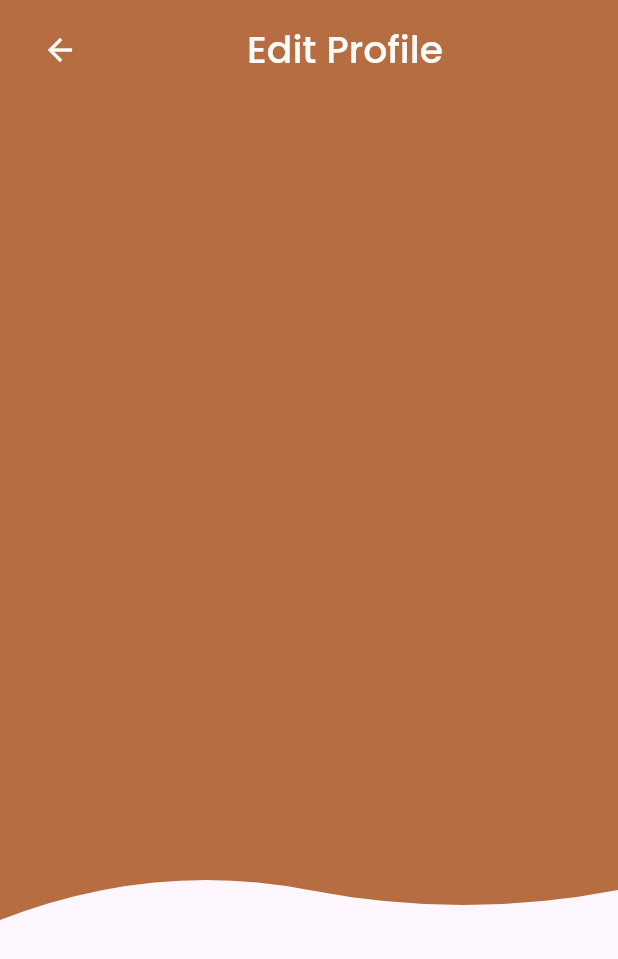
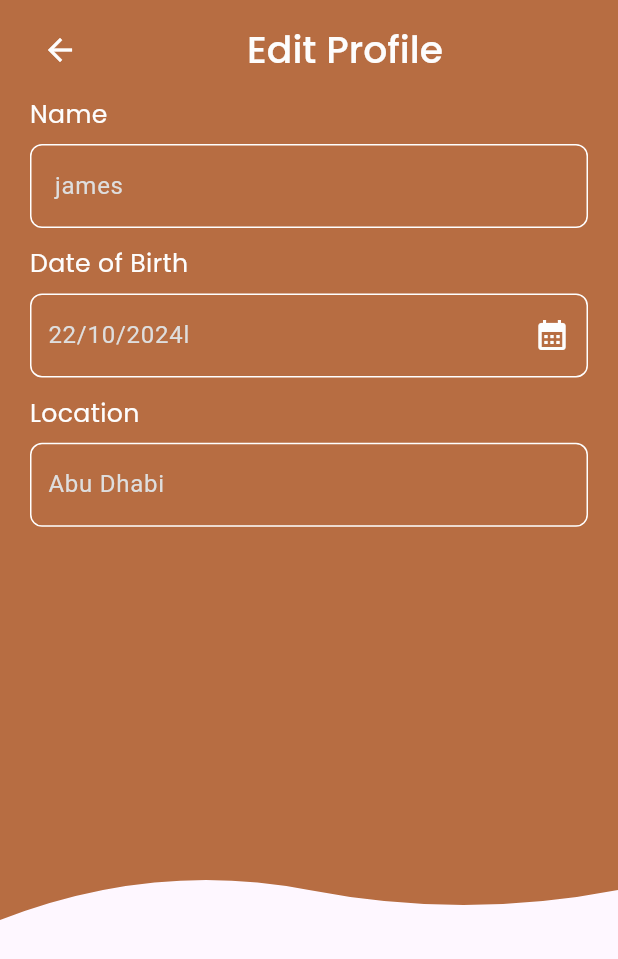
Before and after one commit to Masumraj1/barber_time, a Flutter app: the EditOwnerProfile screen opened by its route, on a phone screen of 412 x 824 dp. Shown: the top 959 px of the screen. Run offline on Flutter 3.47's test engine with Material 3 defaults, Android fonts, the phone set to English and light mode, and no system bars; our stand-ins replace cached_network_image, flutter_screenutil, flutter_spinkit, flutter_svg, fluttertoast, get and 6 more; accounts and stored records are empty.

Commit message:
edit profile some changes

```diff
--- a/lib/app/view/common_widgets/custom_from_card/custom_from_card.dart
+++ b/lib/app/view/common_widgets/custom_from_card/custom_from_card.dart
@@ -13,7 +13,9 @@ class CustomFromCard extends StatelessWidget {
   final bool isPassword;
   final bool isRead;
   final bool? isBgColor;
+  final bool? isBorderColor;
   final int? maxLine;
+  final Widget? suffixIcon;
 
   const CustomFromCard({
     super.key,
@@ -24,7 +26,7 @@ class CustomFromCard extends StatelessWidget {
     this.isRead = false,
     this.hinText,
     this.maxLine,
-    this.isBgColor = false,
+    this.isBgColor = false, this.isBorderColor = false, this.suffixIcon,
   });
 
   @override
@@ -40,6 +42,7 @@ class CustomFromCard extends StatelessWidget {
           bottom: 8,
         ),
         CustomTextField(
+          suffixIcon: suffixIcon,
           maxLines: isPassword ? 1 : (maxLine ?? 1),
           // Ensure single line for password
           hintStyle: const TextStyle(color: AppColors.gray300),
@@ -49,10 +52,13 @@ class CustomFromCard extends StatelessWidget {
           textEditingController: controller,
           hintText: hinText,
           inputTextStyle: const TextStyle(color: AppColors.whiteColor),
-          fillColor: isBgColor == true ? AppColors.black : AppColors.white50,
-          fieldBorderColor: AppColors.f32Color,
+          fillColor: isBgColor == true ? AppColors.normalHover : AppColors
+              .white50,
+          fieldBorderColor: isBorderColor == true
+              ? AppColors.primary
+              : AppColors.f32Color,
           keyboardType:
-              isPassword ? TextInputType.visiblePassword : TextInputType.text,
+          isPassword ? TextInputType.visiblePassword : TextInputType.text,
         ),
         SizedBox(height: 12.h,)
       ],
--- a/lib/app/view/screens/owner/owner_profile/personal_info/edit_owner_profile.dart
+++ b/lib/app/view/screens/owner/owner_profile/personal_info/edit_owner_profile.dart
@@ -1,10 +1,9 @@
-
 import 'package:barber_time/app/utils/app_colors.dart';
 import 'package:barber_time/app/utils/app_strings.dart';
 import 'package:barber_time/app/view/common_widgets/curved_Banner_clipper/curved_banner_clipper.dart';
 import 'package:barber_time/app/view/common_widgets/custom_appbar/custom_appbar.dart';
+import 'package:barber_time/app/view/common_widgets/custom_from_card/custom_from_card.dart';
 import 'package:flutter/material.dart';
-
 
 class EditOwnerProfile extends StatelessWidget {
   const EditOwnerProfile({
@@ -15,10 +14,9 @@ class EditOwnerProfile extends StatelessWidget {
   Widget build(BuildContext context) {
     return Scaffold(
       ///============================ Header ===============================
-      appBar:  const CustomAppBar(
+      appBar: const CustomAppBar(
         appBarContent: AppStrings.editProfile,
         iconData: Icons.arrow_back,
-
       ),
 
       ///============================ body ===============================
@@ -33,7 +31,29 @@ class EditOwnerProfile extends StatelessWidget {
             child: Column(
               crossAxisAlignment: CrossAxisAlignment.start,
               children: [
-
+                //name
+                CustomFromCard(
+                    isBgColor: true,
+                    isBorderColor: true,
+                    title: AppStrings.name,
+                    controller: TextEditingController(text: " james"),
+                    validator: (f) {}),
+                //dateOfBirth
+                CustomFromCard(
+                    suffixIcon: const Icon(Icons.calendar_month,color: AppColors.white50,),
+                    isRead: true,
+                    isBgColor: true,
+                    isBorderColor: true,
+                    title: AppStrings.dateOfBirth,
+                    controller: TextEditingController(text: '22/10/2024l'),
+                    validator: (f) {}),
+                //location
+                CustomFromCard(
+                    isBgColor: true,
+                    isBorderColor: true,
+                    title: AppStrings.location,
+                    controller: TextEditingController(text: 'Abu Dhabi'),
+                    validator: (f) {}),
               ],
             ),
           ),
```
